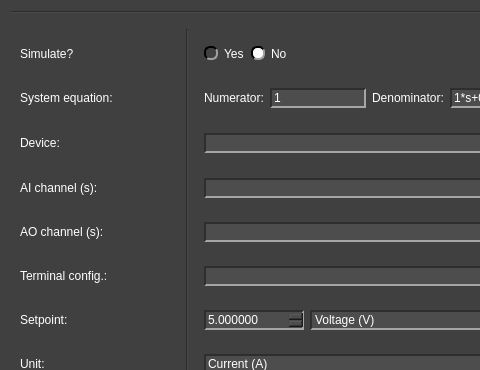
First picture: the form in pydaq/uis/PyDAQ_pid_control_NIDAQ_widget.ui, repository viniciusfs14/pydaq, before the edit; both pictures show x 0 to 480 and y 0 to 370 of the 575 by 1031 pixel window.
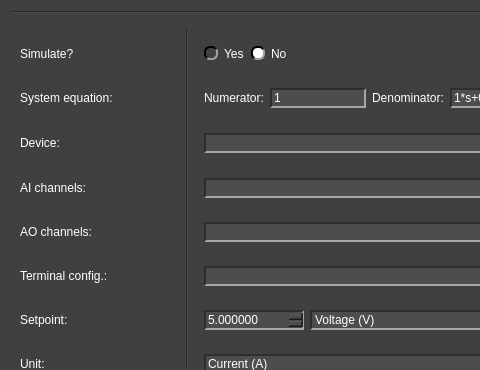
Second picture: the form after the edit. Icons and pictures are not drawn.

What changed in the file:
```diff
--- a/pydaq/uis/PyDAQ_pid_control_NIDAQ_widget.ui
+++ b/pydaq/uis/PyDAQ_pid_control_NIDAQ_widget.ui
@@ -822,7 +822,7 @@
       <item row="4" column="0">
        <widget class="QLabel" name="label_ai_channel">
         <property name="text">
-         <string>AI channel (s):</string>
+         <string>AI channels:</string>
         </property>
        </widget>
       </item>
@@ -945,7 +945,7 @@
       <item row="5" column="0">
        <widget class="QLabel" name="label_ao_channel">
         <property name="text">
-         <string>AO channel (s):</string>
+         <string>AO channels:</string>
         </property>
        </widget>
       </item>
```
